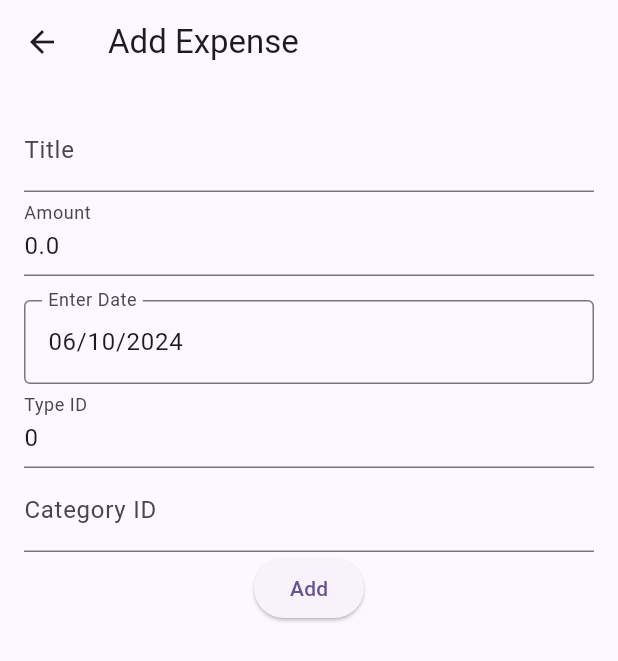
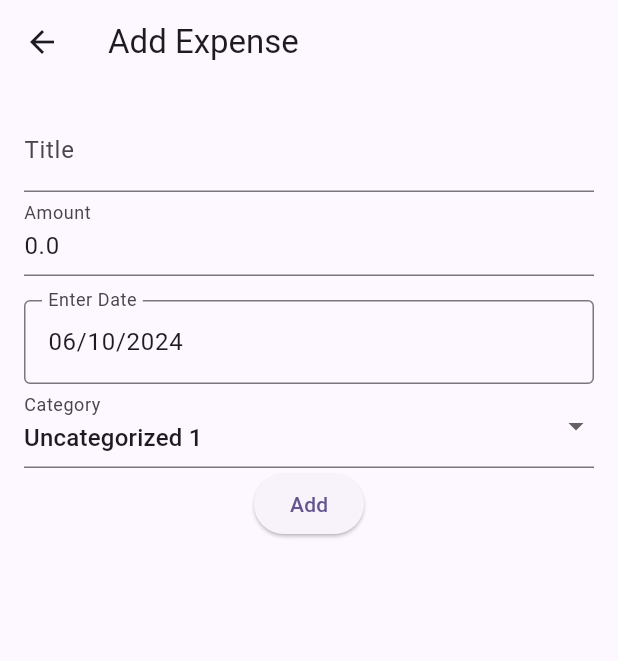
Before and after one commit to ddedida/fp-ppb-expense-tracker, a Flutter app: the screen it shows after launch, item 2 of the bottom bar chosen, after a tap on the "add" icon, on a phone screen of 412 x 824 dp. Shown: the top 661 px of the screen. Run offline on Flutter 3.47's test engine with Material 3 defaults, Android fonts, the phone set to English and light mode, and no system bars; our stand-ins replace dio, flutter_secure_storage, shared_preferences, sqflite; accounts and stored records are empty.

Commit message:
fix: minor patch

```diff
--- a/lib/infrastructure/db/categories.dart
+++ b/lib/infrastructure/db/categories.dart
@@ -1,3 +1,4 @@
+import 'package:flutter/material.dart';
 import 'package:sqflite/sqflite.dart';
 import '../../model/categories.dart';
 // import 'package:uuid/uuid.dart';
@@ -21,7 +22,7 @@ class CategoriesDatabases {
     final path = dbPath + filePath;
 
     return await openDatabase(path,
-        version: 2, onCreate: _createDB, onUpgrade: _onUpgrade);
+        version: 3, onCreate: _createDB, onUpgrade: _onUpgrade);
   }
 
   Future _onUpgrade(Database db, int oldVersion, int newVersion) async {
@@ -48,6 +49,16 @@ class CategoriesDatabases {
         ${CategoryFields.updatedAt} $textType
       )
     ''');
+
+    await db.insert(
+        tableCategories,
+        Category(
+          title: 'Uncategorized',
+          iconCodePoint: Icons.question_mark.codePoint,
+          categoriesType: 0,
+          createdAt: DateTime.now().toString(),
+          updatedAt: DateTime.now().toString(),
+        ).toJson());
   }
 
   Future<Category> create(Category category) async {
@@ -84,6 +95,10 @@ class CategoriesDatabases {
   Future<int> update(Category category) async {
     final db = await instance.database;
 
+    if (category.id == 1) {
+      throw Exception('Cannot update Uncategorized category');
+    }
+
     return db.update(
       tableCategories,
       category.toJson(),
@@ -94,6 +109,10 @@ class CategoriesDatabases {
 
   Future<int> delete(int id) async {
     final db = await instance.database;
+
+    if (id == 1) {
+      throw Exception('Cannot delete Uncategorized category');
+    }
 
     return await db.delete(
       tableCategories,
--- a/lib/infrastructure/services/auth.dart
+++ b/lib/infrastructure/services/auth.dart
@@ -1,5 +1,3 @@
-import 'dart:convert';
-
 import 'package:fp_ppb_expense_tracker/infrastructure/services/secure_storage.dart';
 import 'package:dio/dio.dart';
 import 'package:fp_ppb_expense_tracker/infrastructure/services/shared_preferences.dart';
@@ -70,7 +68,6 @@ class AuthMethods {
       throw Exception('Failed to get profile');
     }
 
-    print(response.data['data']);
     User user = User.fromJson(response.data['data'] as Map<String, dynamic>);
     await SharedPreference.saveUser(user);
   }
--- a/lib/infrastructure/services/shared_preferences.dart
+++ b/lib/infrastructure/services/shared_preferences.dart
@@ -1,5 +1,7 @@
 import 'dart:convert';
 
+import 'package:flutter/material.dart';
+import 'package:fp_ppb_expense_tracker/model/settings.dart';
 import 'package:fp_ppb_expense_tracker/model/user.dart';
 import 'package:shared_preferences/shared_preferences.dart';
 
@@ -21,9 +23,27 @@ class SharedPreference {
     final SharedPreferences prefs = await _instance;
     final String? user = prefs.getString('user');
     if (user != null) {
-      print(user);
       return User.fromJson(json.decode(user));
     }
     return null;
   }
+
+  static Future<void> saveSetting(AppSettings settings) async {
+    final SharedPreferences prefs = await _instance;
+    await prefs.setString('settings', json.encode(settings.toJson()));
+  }
+
+  static Future<AppSettings> getSetting() async {
+    final SharedPreferences prefs = await _instance;
+    final String? settings = prefs.getString('settings');
+    if (settings != null) {
+      return AppSettings.fromJson(json.decode(settings));
+    }
+    return AppSettings(
+      appColorScheme: "red",
+      themeMode: ThemeMode.system,
+      currency: "USD",
+      moneySymbol: "\$",
+    );
+  }
 }
--- a/lib/main.dart
+++ b/lib/main.dart
@@ -1,10 +1,13 @@
 import 'package:flutter/material.dart';
+import 'package:fp_ppb_expense_tracker/infrastructure/services/shared_preferences.dart';
+import 'package:fp_ppb_expense_tracker/model/settings.dart';
 import 'package:fp_ppb_expense_tracker/pages/budget_page.dart';
 import 'package:fp_ppb_expense_tracker/pages/category_add_page.dart';
 import 'package:fp_ppb_expense_tracker/pages/category_page.dart';
 import 'package:fp_ppb_expense_tracker/pages/home_page.dart';
 import 'package:fp_ppb_expense_tracker/pages/savings_add_page.dart';
 import 'package:fp_ppb_expense_tracker/pages/savings_page.dart';
+import 'package:fp_ppb_expense_tracker/pages/settings_page.dart';
 import 'package:fp_ppb_expense_tracker/pages/user_login_page.dart';
 import 'package:fp_ppb_expense_tracker/pages/user_page.dart';
 import 'package:fp_ppb_expense_tracker/pages/user_register_page.dart';
@@ -25,23 +28,36 @@ class MyApp extends StatefulWidget {
 }
 
 class _MyAppState extends State<MyApp> {
+  late AppSettings settings;
   bool useMaterial3 = true;
   ThemeMode themeMode = ThemeMode.system;
   ColorSeed colorSelected = ColorSeed.baseColor;
   ColorScheme? imageColorScheme = const ColorScheme.light();
   ColorSelectionMethod colorSelectionMethod = ColorSelectionMethod.colorSeed;
 
-  bool get useLightMode => switch (themeMode) {
-        ThemeMode.system =>
-          View.of(context).platformDispatcher.platformBrightness ==
-              Brightness.light,
-        ThemeMode.light => true,
-        ThemeMode.dark => false
-      };
+  Future handleSettingChange(AppSettings settings) async {
+    await SharedPreference.saveSetting(settings);
+    setState(() {
+      themeMode = settings.themeMode;
+    });
+  }
 
-  void handleBrightnessChange(bool useLightMode) {
+  Future fetchSetting() async {
+    settings = await SharedPreference.getSetting();
     setState(() {
-      themeMode = useLightMode ? ThemeMode.light : ThemeMode.dark;
+      themeMode = settings.themeMode;
+    });
+  }
+
+  @override
+  void initState() {
+    super.initState();
+    fetchSetting();
+  }
+
+  void handleBrightnessChange(ThemeMode themeModes) {
+    setState(() {
+      themeMode = themeModes;
     });
   }
 
@@ -68,6 +84,8 @@ class _MyAppState extends State<MyApp> {
         '/user': (context) => const UserPage(),
         '/user/login': (context) => const UserLoginPage(),
         '/user/register': (context) => const UserRegisterPage(),
+        '/settings': (context) => SettingPage(
+            settings: settings, onThemeModeChange: handleBrightnessChange),
       },
       initialRoute: '/',
       home: const HomePage(),
--- a/lib/model/expenses.dart
+++ b/lib/model/expenses.dart
@@ -73,6 +73,17 @@ class Expense {
         updatedAt: updatedAt ?? this.updatedAt,
       );
 
+  static Expense empty() => Expense(
+        id: null,
+        title: '',
+        amount: 0.0,
+        date: DateTime.now(),
+        typeId: 0,
+        categoryId: '',
+        createdAt: DateTime.now(),
+        updatedAt: DateTime.now(),
+      );
+
   static Expense fromJson(Map<String, Object?> json) => Expense(
         id: json[ExpenseFields.id] as int,
         title: json[ExpenseFields.title] as String,
--- /dev/null
+++ b/lib/model/settings.dart
@@ -0,0 +1,64 @@
+import 'package:flutter/material.dart';
+
+class AppSettingsFields {
+  static const String appColorScheme = 'appColorScheme';
+  static const String moneySymbol = 'moneySymbol';
+  static const String currency = 'currency';
+  static const String themeMode = 'themeMode';
+}
+
+class AppSettings {
+  late String appColorScheme;
+  late String moneySymbol;
+  late String currency;
+  late ThemeMode themeMode;
+
+  AppSettings({
+    required this.appColorScheme,
+    required this.moneySymbol,
+    required this.currency,
+    required this.themeMode,
+  });
+
+  AppSettings copy({
+    String? appColorScheme,
+    String? moneySymbol,
+    String? currency,
+    ThemeMode? themeMode,
+  }) =>
+      AppSettings(
+        appColorScheme: appColorScheme ?? this.appColorScheme,
+        moneySymbol: moneySymbol ?? this.moneySymbol,
+        currency: currency ?? this.currency,
+        themeMode: themeMode ?? this.themeMode,
+      );
+
+  AppSettings setAppColorScheme(String appColorScheme) =>
+      copy(appColorScheme: appColorScheme);
+
+  AppSettings setMoneySymbol(String moneySymbol) =>
+      copy(moneySymbol: moneySymbol);
+
+  AppSettings setCurrency(String currency) => copy(currency: currency);
+
+  AppSettings setThemeMode(ThemeMode themeMode) => copy(themeMode: themeMode);
+
+  static AppSettings fromJson(Map<String, Object?> json) => AppSettings(
+        appColorScheme: json[AppSettingsFields.appColorScheme] as String,
+        moneySymbol: json[AppSettingsFields.moneySymbol] as String,
+        currency: json[AppSettingsFields.currency] as String,
+        themeMode: switch (json[AppSettingsFields.themeMode]) {
+          'ThemeMode.light' => ThemeMode.light,
+          'ThemeMode.dark' => ThemeMode.dark,
+          Object() => ThemeMode.system,
+          null => ThemeMode.system,
+        },
+      );
+
+  Map<String, Object?> toJson() => {
+        AppSettingsFields.appColorScheme: appColorScheme,
+        AppSettingsFields.moneySymbol: moneySymbol,
+        AppSettingsFields.currency: currency,
+        AppSettingsFields.themeMode: themeMode.toString(),
+      };
+}
--- a/lib/pages/expense_add_page.dart
+++ b/lib/pages/expense_add_page.dart
@@ -1,12 +1,12 @@
 import 'package:flutter/material.dart';
 import 'package:fp_ppb_expense_tracker/model/expenses.dart';
 import 'package:fp_ppb_expense_tracker/infrastructure/db/expenses.dart';
+import 'package:fp_ppb_expense_tracker/model/categories.dart';
+import 'package:fp_ppb_expense_tracker/infrastructure/db/categories.dart';
 
 class ExpenseAddPage extends StatefulWidget {
   final Expense? expense;
-
   const ExpenseAddPage({super.key, this.expense});
-
   @override
   State<ExpenseAddPage> createState() => _ExpenseAddPageState();
 }
@@ -26,19 +26,94 @@ class _ExpenseAddPageState extends State<ExpenseAddPage> {
       _title = '';
       _amount = 0.0;
       _date = DateTime.now();
-      _typeId = 0;
-      _categoryId = '';
+      _typeId = 1;
+      _categoryId = "1";
     } else {
-      _title = widget.expense!.title!;
-      _amount = widget.expense!.amount;
-      _date = widget.expense!.date;
-      _typeId = widget.expense!.typeId;
-      _categoryId = widget.expense!.categoryId!;
+      final expense = widget.expense!;
+      _title = expense.title!;
+      _amount = expense.amount;
+      _date = expense.date;
+      _typeId = expense.typeId;
+      _categoryId = expense.categoryId!;
     }
   }
 
   @override
   Widget build(BuildContext context) {
+    Future addExpense() async {
+      final expense = Expense(
+        title: _title,
+        amount: _amount,
+        date: _date,
+        typeId: _typeId,
+        categoryId: _categoryId,
+        createdAt: DateTime.now(),
+        updatedAt: DateTime.now(),
+      );
+
+      await ExpensesDatabases.instance.create(expense);
+    }
+
+    Future updateExpense() async {
+      final expense = widget.expense!.copy(
+        title: _title,
+        amount: _amount,
+        date: _date,
+        typeId: _typeId,
+        categoryId: _categoryId,
+        updatedAt: DateTime.now(),
+      );
+
+      ExpensesDatabases.instance.update(expense);
+    }
+
+    void addOrUpdateExpense() async {
+      if (_formKey.currentState!.validate()) {
+        _formKey.currentState!.save();
+        if (widget.expense == null) {
+          await addExpense();
+        } else {
+          await updateExpense();
+        }
+        Navigator.of(context).pop();
+      }
+    }
+
+    Widget buildCategoryDropdown() {
+      return FutureBuilder<List<Category>>(
+        future: CategoriesDatabases.instance.readAllCategories(),
+        builder: (context, snapshot) {
+          if (snapshot.hasData) {
+            final categories = snapshot.data!;
+            if (_categoryId == "" && categories.isNotEmpty) {
+              _categoryId = categories[0].id.toString();
+            }
+            return DropdownButtonFormField<String>(
+              value: _categoryId,
+              onChanged: (String? newValue) {
+                setState(() {
+                  _categoryId = newValue ?? "1";
+                });
+              },
+              items: categories.map(
+                (category) {
+                  return DropdownMenuItem(
+                    value: category.id.toString(),
+                    child: Text(
+                      "${category.title} ${category.id}",
+                    ),
+                  );
+                },
+              ).toList(),
+              decoration: const InputDecoration(labelText: 'Category'),
+            );
+          } else {
+            return const CircularProgressIndicator();
+          }
+        },
+      );
+    }
+
     return Scaffold(
       appBar: AppBar(
         title: Text(widget.expense == null ? 'Add Expense' : 'Edit Expense'),
@@ -84,32 +159,7 @@ class _ExpenseAddPageState extends State<ExpenseAddPage> {
                   _date = value;
                 },
               ),
-              TextFormField(
-                initialValue: _typeId.toString(),
-                decoration: const InputDecoration(labelText: 'Type ID'),
-                validator: (value) {
-                  if (value == null || value.isEmpty) {
-                    return 'Please enter type ID';
-                  }
-                  return null;
-                },
-                onSaved: (value) {
-                  _typeId = int.parse(value!);
-                },
-              ),
-              TextFormField(
-                initialValue: _categoryId,
-                decoration: const InputDecoration(labelText: 'Category ID'),
-                validator: (value) {
-                  if (value == null || value.isEmpty) {
-                    return 'Please enter category ID';
-                  }
-                  return null;
-                },
-                onSaved: (value) {
-                  _categoryId = value!;
-                },
-              ),
+              buildCategoryDropdown(),
               ElevatedButton(
                 onPressed: () {
                   addOrUpdateExpense();
@@ -122,43 +172,4 @@ class _ExpenseAddPageState extends State<ExpenseAddPage> {
       ),
     );
   }
-
-  Future addExpense() async {
-    final expense = Expense(
-      title: _title,
-      amount: _amount,
-      date: _date,
-      typeId: _typeId,
-      categoryId: _categoryId,
-      createdAt: DateTime.now(),
-      updatedAt: DateTime.now(),
-    );
-
-    await ExpensesDatabases.instance.create(expense);
-  }
-
-  Future updateExpense() async {
-    final expense = widget.expense!.copy(
-      title: _title,
-      amount: _amount,
-      date: _date,
-      typeId: _typeId,
-      categoryId: _categoryId,
-      updatedAt: DateTime.now(),
-    );
-
-    await ExpensesDatabases.instance.update(expense);
-  }
-
-  void addOrUpdateExpense() async {
-    if (_formKey.currentState!.validate()) {
-      _formKey.currentState!.save();
-      if (widget.expense == null) {
-        await addExpense();
-      } else {
-        await updateExpense();
-      }
-      Navigator.of(context).pop();
-    }
-  }
 }
--- a/lib/pages/home_page.dart
+++ b/lib/pages/home_page.dart
@@ -63,10 +63,6 @@ class _HomePageState extends State<HomePage>
   @override
   Widget build(BuildContext context) {
     return Scaffold(
-      appBar: AppBar(
-        title: const Text('Expense Tracker'),
-        centerTitle: true,
-      ),
       body: createScreen(ScreenSelected.values[selectedIndex]),
       bottomNavigationBar: NavigationBars(
         selectedIndex: selectedIndex,
--- a/lib/pages/user_login_page.dart
+++ b/lib/pages/user_login_page.dart
@@ -1,4 +1,3 @@
-import 'dart:math';
 
 import 'package:flutter/material.dart';
 import 'package:fp_ppb_expense_tracker/infrastructure/services/auth.dart';
@@ -43,7 +42,7 @@ class UserLoginPageState extends State<UserLoginPage> {
       } catch (e) {
         ScaffoldMessenger.of(context).showSnackBar(
           SnackBar(
-            content: Text(e.toString() + "hehe"),
+            content: Text("${e}hehe"),
           ),
         );
       }
--- a/lib/pages/user_register_page.dart
+++ b/lib/pages/user_register_page.dart
@@ -10,9 +10,9 @@ class UserRegisterPage extends StatefulWidget {
 class _UserRegisterPageState extends State<UserRegisterPage> {
   @override
   Widget build(BuildContext context) {
-    return Scaffold(
+    return const Scaffold(
       body: Center(
-        child: const Text('User Register Page'),
+        child: Text('User Register Page'),
       ),
     );
   }
```
Also changed, not shown: lib/infrastructure/db/expenses.dart (+3 -5 lines), lib/pages/budget_page.dart (+41 -50 lines), lib/pages/category_detail_page.dart (+12 -8 lines), lib/pages/category_page.dart (+6 -4 lines), lib/pages/expense_page.dart (+21 -6 lines), lib/pages/settings_page.dart (added, +61 -0 lines), lib/pages/user_page.dart (+11 -1 lines).
